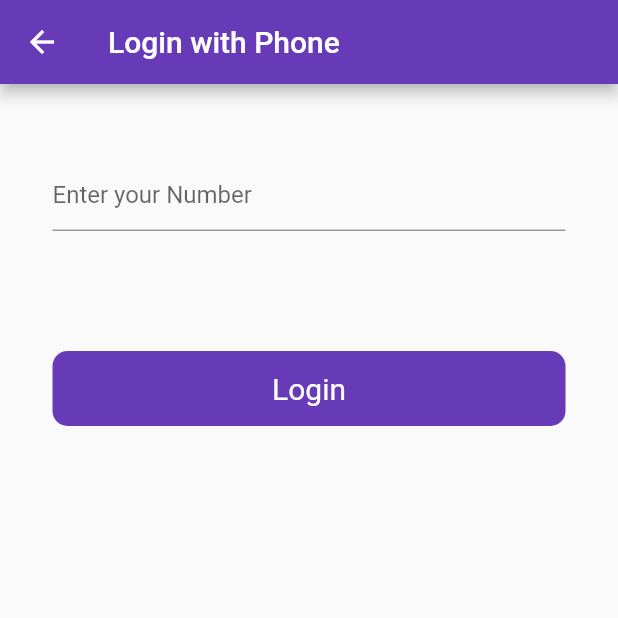
After one commit to rishabhsinghsatya/firebase-user-auth, a Flutter app: the screen it shows after launch, after a tap on "Login", after a tap on "Login with phone", on a phone screen of 412 x 824 dp, the top half of it. The commit adds this screen. Run offline on Flutter 3.47's test engine with Material 2 defaults, Android fonts, the phone set to English and light mode, and no system bars; our stand-ins replace firebase_auth, firebase_core, fluttertoast; accounts and stored records are empty.

Commit message:
phone number auth

```diff
--- a/lib/ui/auth/login_screen.dart
+++ b/lib/ui/auth/login_screen.dart
@@ -2,6 +2,7 @@ import 'package:firebase_auth/firebase_auth.dart';
 import 'package:flutter/material.dart';
 import 'package:flutter/services.dart';
 import 'package:flutter/src/widgets/framework.dart';
+import 'package:user_auth/ui/auth/login_with_phone.dart';
 import 'package:user_auth/ui/auth/signup_screen.dart';
 import 'package:user_auth/ui/post/post_screen.dart';
 import 'package:user_auth/utils/utils.dart';
@@ -133,6 +134,24 @@ class _LoginScreenState extends State<LoginScreen> {
                       },
                       child: Text('Sign Up'))
                 ],
+              ),
+              SizedBox(
+                height: 30,
+              ),
+              GestureDetector(
+                onTap: () {
+                  Navigator.push(
+                      context,
+                      MaterialPageRoute(
+                          builder: (context) => LoginWithPhoneNumber()));
+                },
+                child: Container(
+                  height: 50,
+                  decoration: BoxDecoration(
+                      borderRadius: BorderRadius.circular(50),
+                      border: Border.all(color: Colors.deepPurple)),
+                  child: Center(child: Text("Login with phone")),
+                ),
               )
             ],
           ),
--- /dev/null
+++ b/lib/ui/auth/login_with_phone.dart
@@ -0,0 +1,86 @@
+import 'package:firebase_auth/firebase_auth.dart';
+import 'package:firebase_core/firebase_core.dart';
+import 'package:flutter/material.dart';
+import 'package:flutter/src/widgets/framework.dart';
+import 'package:user_auth/ui/auth/verify_code.dart';
+import 'package:user_auth/utils/utils.dart';
+import 'package:user_auth/widgets/buttons.dart';
+
+class LoginWithPhoneNumber extends StatefulWidget {
+  const LoginWithPhoneNumber({super.key});
+
+  @override
+  State<LoginWithPhoneNumber> createState() => _LoginWithPhoneNumberState();
+}
+
+class _LoginWithPhoneNumberState extends State<LoginWithPhoneNumber> {
+  bool loading = false;
+  final phoneNumberController = TextEditingController();
+  final auth = FirebaseAuth.instance;
+  @override
+  Widget build(BuildContext context) {
+    return Scaffold(
+      appBar: AppBar(
+        title: Text("Login with Phone"),
+      ),
+      body: Padding(
+        padding: EdgeInsets.symmetric(horizontal: 35),
+        child: Column(
+          children: [
+            SizedBox(
+              height: 50,
+            ),
+            TextFormField(
+              controller: phoneNumberController,
+              keyboardType: TextInputType.phone,
+              decoration: InputDecoration(
+                hintText: "Enter your Number",
+              ),
+            ),
+            SizedBox(
+              height: 80,
+            ),
+            RoundButton(
+                title: "Login",
+                loading: loading,
+                onTap: () {
+                  setState(() {
+                    loading = true;
+                  });
+                  auth.verifyPhoneNumber(
+                      phoneNumber: phoneNumberController.text,
+                      verificationCompleted: (_) {
+                        setState(() {
+                          loading = false;
+                        });
+                      },
+                      verificationFailed: (e) {
+                        utils().toastMessage(e.toString());
+                        setState(() {
+                          loading = false;
+                        });
+                      },
+                      codeSent: (String verificationID, int? token) {
+                        Navigator.push(
+                            context,
+                            MaterialPageRoute(
+                                builder: (context) => VerifyCodeScreen(
+                                      verificationID: verificationID,
+                                    )));
+                        setState(() {
+                          loading = false;
+                        });
+                      },
+                      codeAutoRetrievalTimeout: (e) {
+                        utils().toastMessage(e.toString());
+                        setState(() {
+                          loading = false;
+                        });
+                      });
+                })
+          ],
+        ),
+      ),
+    );
+  }
+}
```
Also changed, not shown: lib/ui/auth/verify_code.dart (added, +71 -0 lines).
